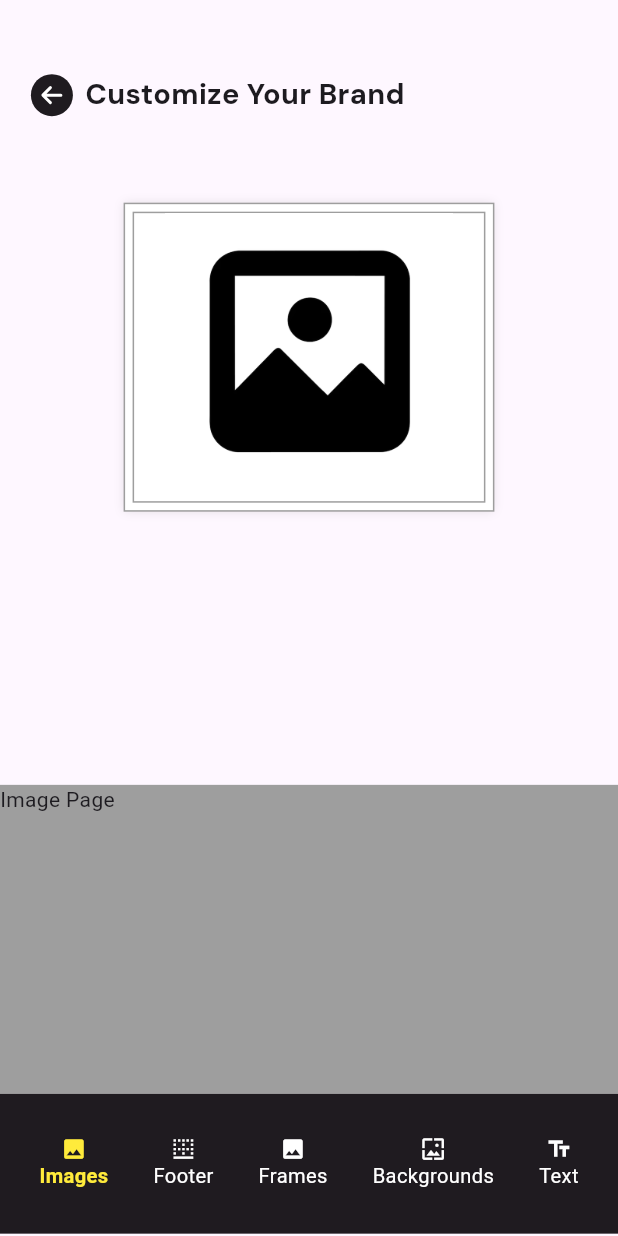
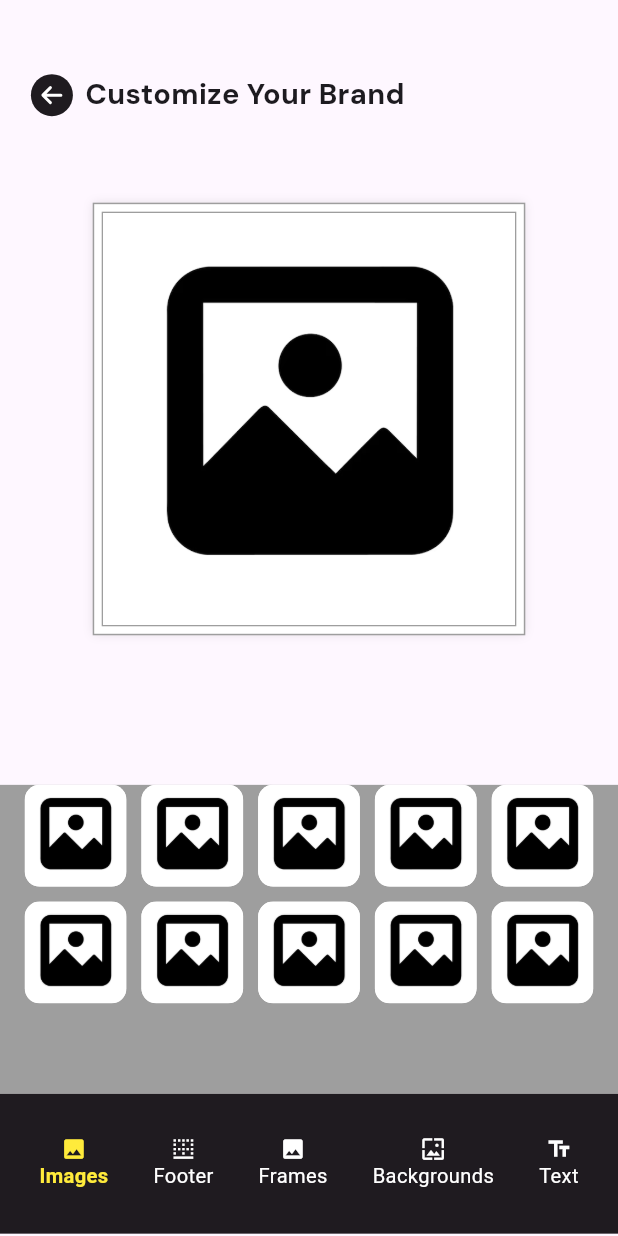
Before and after one commit to justin-qf/IBHub, a Flutter app: the Brandeditingscreen screen opened directly, on a phone screen of 412 x 824 dp. Run offline on Flutter 3.47's test engine with Material 3 defaults, Android fonts, the phone set to English and light mode, and no system bars; our stand-ins replace animate_do, cached_network_image, connectivity_plus, file_picker, firebase_auth, firebase_core and 24 more; accounts and stored records are empty; project files that could hold a hidden picture were left out.

Commit message:
some fix

```diff
--- a/lib/controller/brandEditingcontroller.dart
+++ b/lib/controller/brandEditingcontroller.dart
@@ -1,7 +1,10 @@
 import 'package:flutter/material.dart';
+import 'package:flutter_colorpicker/flutter_colorpicker.dart';
 import 'package:get/get.dart';
+import 'package:ibh/configs/assets_constant.dart';
 import 'package:ibh/configs/colors_constant.dart';
 import 'package:ibh/utils/enum.dart';
+import 'package:ibh/utils/log.dart';
 import 'package:sizer/sizer.dart';
 
 class Brandeditingcontroller extends GetxController {
@@ -9,21 +12,174 @@ class Brandeditingcontroller extends GetxController {
   RxInt activeTab = 0.obs;
 
   // Optional: Define screens for each tab
-  final List<Widget> screens = [
-    Container(child: Text("Image Page")),
-    Container(child: Text("Footer Page")),
-    Container(child: Text("Frames Page")),
-    Container(child: Text("Backgrounds Page")),
-    Container(child: Text("Text Page")),
-  ];
-
-
+  List<Widget> screens(BuildContext context) => [
+        Container(
+            margin: EdgeInsets.symmetric(horizontal: 4.w),
+            child: getimageGridView()),
+        Container(child: Text("Frames Page")),
+        Container(child: Text("Backgrounds Page")),
+        Container(
+            // margin: EdgeInsets.symmetric(horizontal: 4.w),
+            child: bgcolorPic(context: context)),
+        Container(child: Text("Text Page")),
+      ];
 
   void hideKeyboard(context) {
     FocusScopeNode currentFocus = FocusScope.of(context);
     if (!currentFocus.hasPrimaryFocus) {
       currentFocus.unfocus();
     }
+  }
+
+//image page
+  static Widget getimageGridView() {
+    return SizedBox(
+      height: 20.h,
+      child: GridView.builder(
+        shrinkWrap: true,
+        physics: const NeverScrollableScrollPhysics(),
+        gridDelegate: const SliverGridDelegateWithFixedCrossAxisCount(
+          crossAxisCount: 5,
+          crossAxisSpacing: 10,
+          mainAxisSpacing: 10,
+        ),
+        itemCount: 10,
+        itemBuilder: (BuildContext context, int index) {
+          return GestureDetector(
+            onTap: () {
+              logcat('Print', 'Pressing');
+            },
+            child: Container(
+              decoration: BoxDecoration(
+                color: white,
+                borderRadius: BorderRadius.circular(10),
+              ),
+              child: ClipRRect(
+                  borderRadius: BorderRadius.circular(10),
+                  child: Image.asset(Asset.bussinessPlaceholder,
+                      fit: BoxFit.contain)),
+            ),
+          );
+        },
+      ),
+    );
+  }
+
+//background page
+
+  bool _showBorder = true;
+  String _hexCode = "#FFFFFF";
+  Color _currentColor = Colors.red;
+
+  Widget bgcolorPic({context}) {
+    return Container(
+      padding: const EdgeInsets.all(2),
+      child: Row(
+        mainAxisAlignment: MainAxisAlignment.start,
+        children: [
+          // Color Preview Box
+
+          GestureDetector(
+            onTap: () {
+              // Show color picker dialog
+              showDialog(
+                context: context,
+                builder: (context) {
+                  return AlertDialog(
+                    title: const Text('Pick a color'),
+                    content: SingleChildScrollView(
+                      child: ColorPicker(
+                        pickerColor: _currentColor,
+                        onColorChanged: (color) {
+                          _currentColor = color;
+                        },
+                        pickerAreaHeightPercent: 0.8,
+                      ),
+                    ),
+                    actions: [
+                      TextButton(
+                        child: const Text('Got it'),
+                        onPressed: () {
+                          Navigator.of(context).pop();
+                        },
+                      ),
+                    ],
+                  );
+                },
+              );
+            },
+            child: Container(
+              width: 40.w,
+              height: 30.h,
+              margin:
+                  EdgeInsets.only(left: 5.w, right: 3.w, top: 3.h, bottom: 3.h),
+              decoration: BoxDecoration(
+                color: _currentColor,
+                borderRadius: BorderRadius.circular(10),
+                border: _showBorder
+                    ? Border.all(color: Colors.pink, width: 1.w)
+                    : null,
+              ),
+              child: const Center(
+                child: Icon(Icons.color_lens, color: Colors.white),
+              ),
+            ),
+          ),
+          SizedBox(width: 3.w),
+          // Control Panel
+          Flexible(
+            child: Column(
+              mainAxisAlignment: MainAxisAlignment.start,
+              mainAxisSize: MainAxisSize.min,
+              children: [
+                Container(
+                  height: 6.h,
+                  width: 35.w,
+                  padding: EdgeInsets.only(top: 0.h, right: 2.w, left: 2.w),
+                  child: TextField(
+                    onChanged: (value) {
+                      _hexCode = value;
+                      try {
+                        _currentColor =
+                            Color(int.parse(value, radix: 16) + 0xFF000000);
+                      } catch (_) {
+                        // Invalid hex
+                      }
+                    },
+                    decoration: InputDecoration(
+                      labelText: 'Hex Code',
+                      filled: true,
+                      fillColor: Colors.white,
+                      border: OutlineInputBorder(),
+                    ),
+                  ),
+                ),
+                SizedBox(height: 2.h),
+                Container(
+                  color: Colors.yellow,
+                  height: 7.h,
+                  child: CheckboxListTile(
+                    value: _showBorder,
+                    onChanged: (value) {
+                      _showBorder = value!;
+                    },
+                    title: Text(
+                      'Image Border',
+                      style: TextStyle(fontSize: 16.sp),
+                    ),
+
+                    controlAffinity: ListTileControlAffinity.leading,
+
+                    visualDensity: VisualDensity(horizontal: -4),
+                    // Adjust the padding of title and subtitle
+                  ),
+                )
+              ],
+            ),
+          )
+        ],
+      ),
+    );
   }
 
   void _updateTab(int index) {
@@ -37,7 +193,8 @@ class Brandeditingcontroller extends GetxController {
               height: 25.h,
               width: Device.width,
               decoration: BoxDecoration(color: grey),
-              child: screens[activeTab.value], // <-- dynamic screen content
+              child: screens(
+                  context)[activeTab.value], // <-- dynamic screen content
             )),
         Container(
           width: double.infinity,
--- a/lib/views/mainscreen/BrandingScreeens/BrandEditingScreen.dart
+++ b/lib/views/mainscreen/BrandingScreeens/BrandEditingScreen.dart
@@ -50,8 +50,8 @@ class _BrandeditingscreenState extends State<Brandeditingscreen> {
                 ),
                 getDynamicSizedBox(height: 5.h),
                 Container(
-                  height: 25.h,
-                  width: 60.w,
+                  height: 35.h,
+                  width: 70.w,
                   padding: EdgeInsets.all(5),
                   decoration: BoxDecoration(
                       color: white,
@@ -64,14 +64,15 @@ class _BrandeditingscreenState extends State<Brandeditingscreen> {
                       border: Border.all(color: grey),
                       shape: BoxShape.rectangle),
                   child: Container(
-                      height: 20.h,
-                      width: 55.w,
-                      decoration: BoxDecoration(
-                        border: Border.all(color: grey),
-                        shape: BoxShape.rectangle,
-                      ),
-                      child: Image.asset(Asset.bussinessPlaceholder,
-                          fit: BoxFit.contain)),
+                    // height: 20.h,
+                    // width: 55.w,
+                    decoration: BoxDecoration(
+                      border: Border.all(color: grey),
+                      shape: BoxShape.rectangle,
+                    ),
+                    child: Image.asset(Asset.bussinessPlaceholder,
+                        fit: BoxFit.contain),
+                  ),
                 ),
 
                 // Expanded(
--- a/lib/views/mainscreen/HomeScreen/HomeScreen.dart
+++ b/lib/views/mainscreen/HomeScreen/HomeScreen.dart
@@ -203,6 +203,8 @@ class _HomeScreenState extends State<HomeScreen> {
             ),
             getDynamicSizedBox(height: 2.h),
             getHomeLable(DashboardText.categoryTitle, () {
+
+
               Get.to(const CategoryScreen())!.then((value) {
                 futureDelay(() {
                   controller.currentPage = 1;
@@ -210,6 +212,8 @@ class _HomeScreenState extends State<HomeScreen> {
                       isFirstTime: true);
                 }, isOneSecond: false);
               });
+
+
             }),
             getDynamicSizedBox(height: 2.h),
             SizedBox(
--- a/pubspec.yaml
+++ b/pubspec.yaml
@@ -48,6 +48,7 @@ dependencies:
   firebase_messaging: ^15.2.5
   flutter_local_notifications: ^19.1.0
   google_sign_in: ^6.3.0
+  flutter_colorpicker: ^1.1.0
 
 
 dev_dependencies:
```
Also changed, not shown: lib/controller/brandingscreencontroller.dart (+31 -15 lines), lib/controller/homeController.dart (+7 -4 lines), lib/views/mainscreen/BrandingScreeens/BrandingScreen.dart (+11 -4 lines), pubspec.lock, 4 other files.
